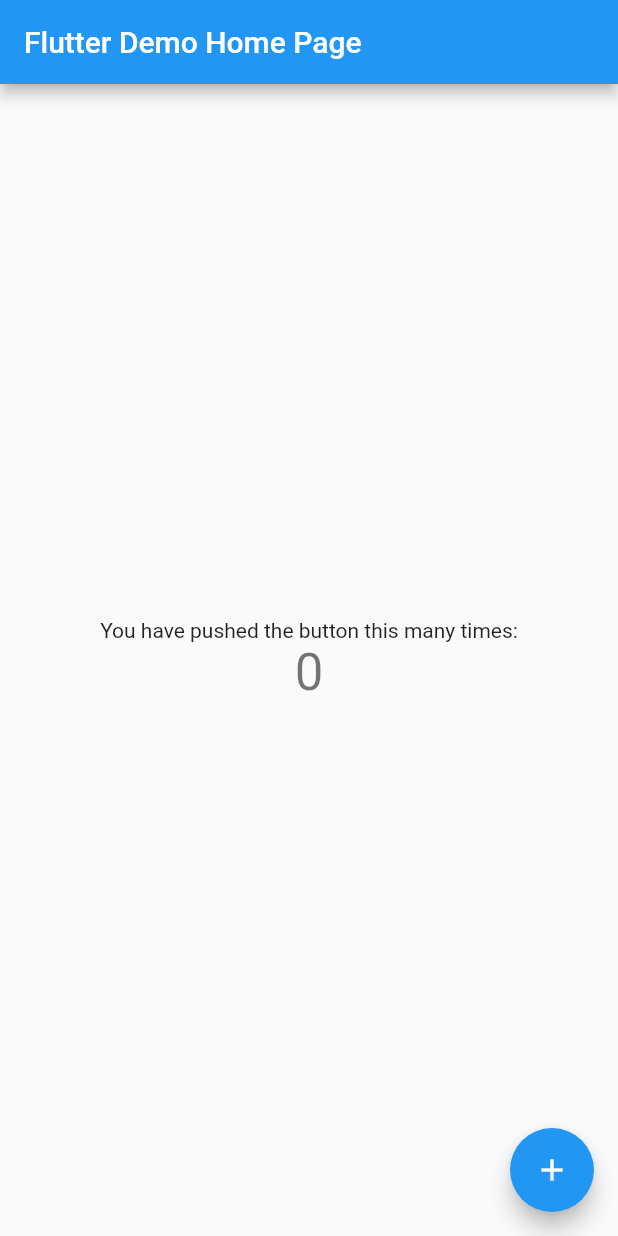
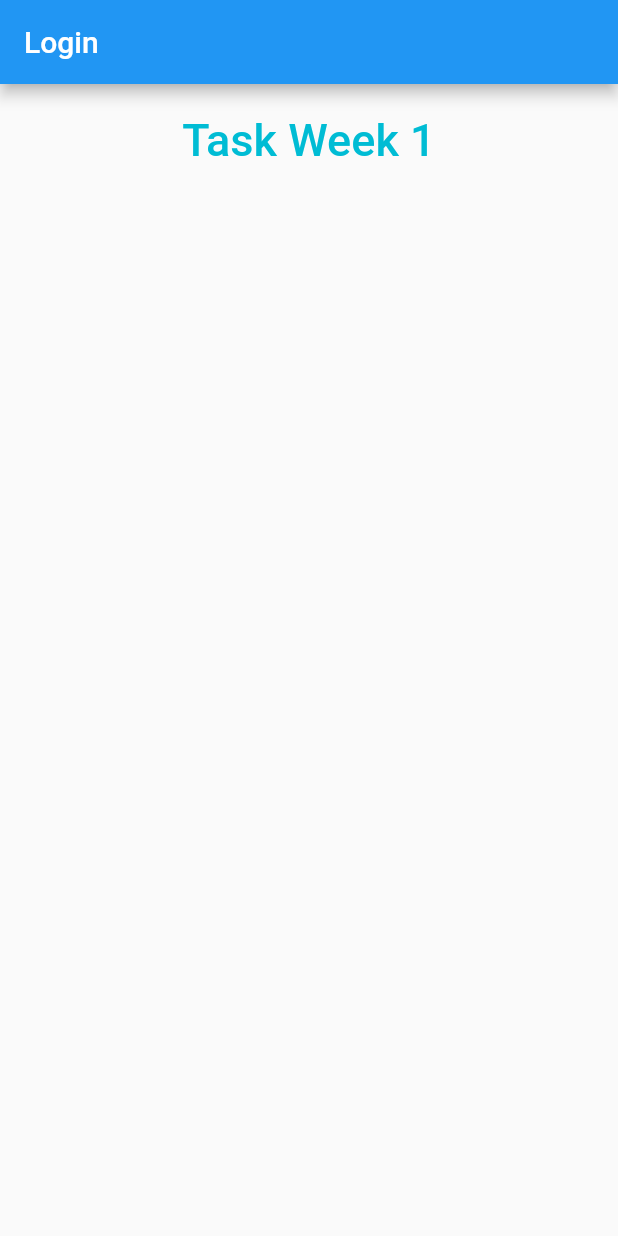
Before and after one commit to muhazam/udacoding_flutter, a Flutter app: the screen it shows after launch, on a phone screen of 412 x 824 dp. Run offline on Flutter 3.47's test engine with Material 2 defaults, Android fonts, the phone set to English and light mode, and no system bars.

Commit message:
create LoginScreen

```diff
--- a/task_week1/lib/main.dart
+++ b/task_week1/lib/main.dart
@@ -1,4 +1,5 @@
 import 'package:flutter/material.dart';
+import 'package:task_week1/screen/loginScreen.dart';
 
 void main() {
   runApp(MyApp());
@@ -11,114 +12,10 @@ class MyApp extends StatelessWidget {
     return MaterialApp(
       title: 'Flutter Demo',
       theme: ThemeData(
-        // This is the theme of your application.
-        //
-        // Try running your application with "flutter run". You'll see the
-        // application has a blue toolbar. Then, without quitting the app, try
-        // changing the primarySwatch below to Colors.green and then invoke
-        // "hot reload" (press "r" in the console where you ran "flutter run",
-        // or simply save your changes to "hot reload" in a Flutter IDE).
-        // Notice that the counter didn't reset back to zero; the application
-        // is not restarted.
         primarySwatch: Colors.blue,
-        // This makes the visual density adapt to the platform that you run
-        // the app on. For desktop platforms, the controls will be smaller and
-        // closer together (more dense) than on mobile platforms.
-        visualDensity: VisualDensity.adaptivePlatformDensity,
+        // visualDensity: VisualDensity.adaptivePlatformDensity,
       ),
-      home: MyHomePage(title: 'Flutter Demo Home Page'),
+      home: LoginScreen(),
     );
   }
 }
-
-// class Page1 extends StatelessWidget {
-//   @override
-//   Widget build(BuildContext context) {
-//     return Container();
-//   }
-// }
-
-class MyHomePage extends StatefulWidget {
-  MyHomePage({Key key, this.title}) : super(key: key);
-
-  // This widget is the home page of your application. It is stateful, meaning
-  // that it has a State object (defined below) that contains fields that affect
-  // how it looks.
-
-  // This class is the configuration for the state. It holds the values (in this
-  // case the title) provided by the parent (in this case the App widget) and
-  // used by the build method of the State. Fields in a Widget subclass are
-  // always marked "final".
-
-  final String title;
-
-  @override
-  _MyHomePageState createState() => _MyHomePageState();
-}
-
-class _MyHomePageState extends State<MyHomePage> {
-  int _counter = 0;
-
-  void _incrementCounter() {
-    setState(() {
-      // This call to setState tells the Flutter framework that something has
-      // changed in this State, which causes it to rerun the build method below
-      // so that the display can reflect the updated values. If we changed
-      // _counter without calling setState(), then the build method would not be
-      // called again, and so nothing would appear to happen.
-      _counter++;
-    });
-  }
-
-  @override
-  Widget build(BuildContext context) {
-    // This method is rerun every time setState is called, for instance as done
-    // by the _incrementCounter method above.
-    //
-    // The Flutter framework has been optimized to make rerunning build methods
-    // fast, so that you can just rebuild anything that needs updating rather
-    // than having to individually change instances of widgets.
-    return Scaffold(
-      appBar: AppBar(
-        // Here we take the value from the MyHomePage object that was created by
-        // the App.build method, and use it to set our appbar title.
-        title: Text(widget.title),
-      ),
-      body: Center(
-        // Center is a layout widget. It takes a single child and positions it
-        // in the middle of the parent.
-        child: Column(
-          // Column is also a layout widget. It takes a list of children and
-          // arranges them vertically. By default, it sizes itself to fit its
-          // children horizontally, and tries to be as tall as its parent.
-          //
-          // Invoke "debug painting" (press "p" in the console, choose the
-          // "Toggle Debug Paint" action from the Flutter Inspector in Android
-          // Studio, or the "Toggle Debug Paint" command in Visual Studio Code)
-          // to see the wireframe for each widget.
-          //
-          // Column has various properties to control how it sizes itself and
-          // how it positions its children. Here we use mainAxisAlignment to
-          // center the children vertically; the main axis here is the vertical
-          // axis because Columns are vertical (the cross axis would be
-          // horizontal).
-          mainAxisAlignment: MainAxisAlignment.center,
-          children: <Widget>[
-            Text(
-              'You have pushed the button this many times:',
-            ),
-            Text(
-              '$_counter',
-              style: Theme.of(context).textTheme.headline4,
-            ),
-          ],
-        ),
-      ),
-      floatingActionButton: FloatingActionButton(
-        onPressed: _incrementCounter,
-        tooltip: 'Increment',
-        child: Icon(Icons.add),
-      ), // This trailing comma makes auto-formatting nicer for build methods.
-    );
-  }
-}
--- /dev/null
+++ b/task_week1/lib/screen/loginScreen.dart
@@ -0,0 +1,38 @@
+import 'package:flutter/material.dart';
+
+class LoginScreen extends StatefulWidget {
+  @override
+  _LoginScreenState createState() => _LoginScreenState();
+}
+
+class _LoginScreenState extends State<LoginScreen> {
+  // TextEditingController userNameController = TextEditingController();
+  // TextEditingController passwordController = TextEditingController();
+
+  @override
+  Widget build(BuildContext context) {
+    return Scaffold(
+      appBar: AppBar(
+        title: Text("Login"),
+      ),
+      body: Padding(
+        padding: EdgeInsets.all(10.0),
+        child: ListView(
+          children: [
+            Container(
+              alignment: Alignment.center,
+              padding: EdgeInsets.all(10.0),
+              child: Text(
+                "Task Week 1",
+                style: TextStyle(
+                    color: Colors.cyan,
+                    fontWeight: FontWeight.w500,
+                    fontSize: 30.0),
+              ),
+            )
+          ],
+        ),
+      ),
+    );
+  }
+}
```
Also changed, not shown: 5 other files.
